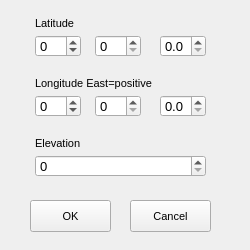
This is mountwizzard4/gui/dlgLoc.ui in mworion/MountWizzard4 as Qt 5 draws it before an edit. The edited form follows.
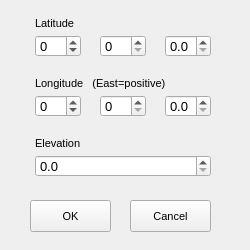
This is the edited form.

```diff
--- a/mountwizzard4/gui/dlgLoc.ui
+++ b/mountwizzard4/gui/dlgLoc.ui
@@ -122,7 +122,7 @@
     <rect>
      <x>35</x>
      <y>155</y>
-     <width>171</width>
+     <width>176</width>
      <height>22</height>
     </rect>
    </property>
@@ -132,7 +132,7 @@
     </font>
    </property>
    <property name="decimals">
-    <number>0</number>
+    <number>1</number>
    </property>
    <property name="maximum">
     <double>9000.000000000000000</double>
@@ -141,7 +141,7 @@
   <widget class="QDoubleSpinBox" name="latMin">
    <property name="geometry">
     <rect>
-     <x>95</x>
+     <x>100</x>
      <y>35</y>
      <width>46</width>
      <height>22</height>
@@ -162,7 +162,7 @@
   <widget class="QDoubleSpinBox" name="latSec">
    <property name="geometry">
     <rect>
-     <x>160</x>
+     <x>165</x>
      <y>35</y>
      <width>46</width>
      <height>22</height>
@@ -207,7 +207,7 @@
   <widget class="QDoubleSpinBox" name="lonMin">
    <property name="geometry">
     <rect>
-     <x>95</x>
+     <x>100</x>
      <y>95</y>
      <width>46</width>
      <height>22</height>
@@ -228,7 +228,7 @@
   <widget class="QDoubleSpinBox" name="lonSec">
    <property name="geometry">
     <rect>
-     <x>160</x>
+     <x>165</x>
      <y>95</y>
      <width>46</width>
      <height>22</height>
@@ -269,7 +269,7 @@
     </rect>
    </property>
    <property name="text">
-    <string>Longitude East=positive</string>
+    <string>Longitude   (East=positive)</string>
    </property>
   </widget>
   <widget class="QLabel" name="label_3">
```
